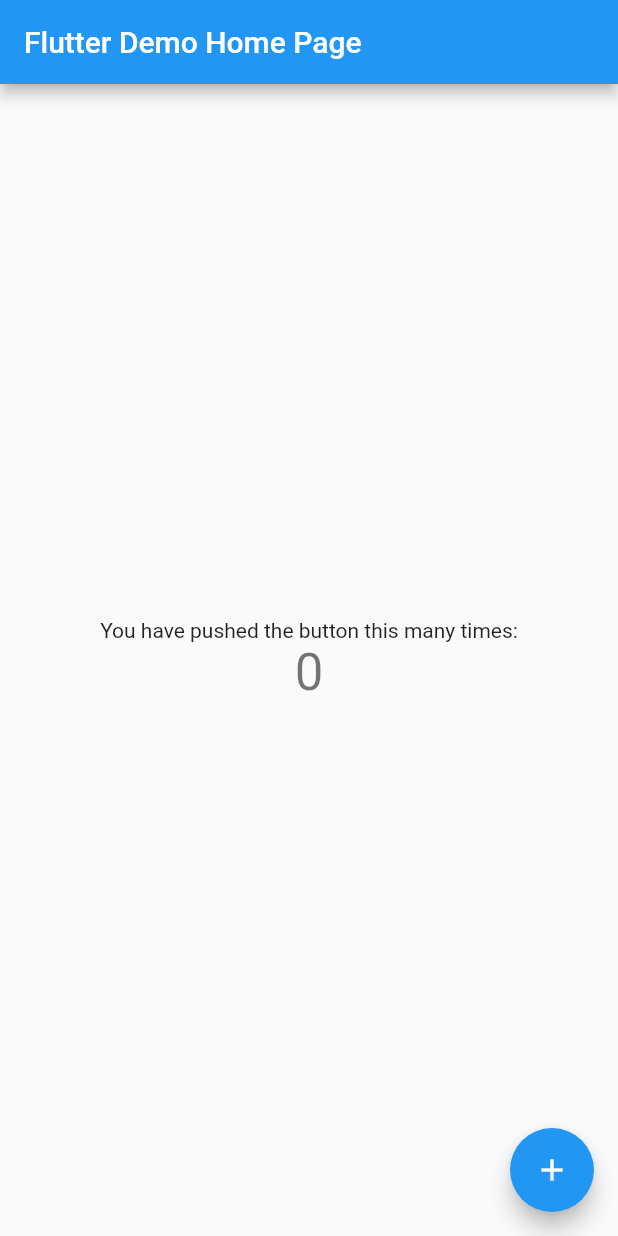
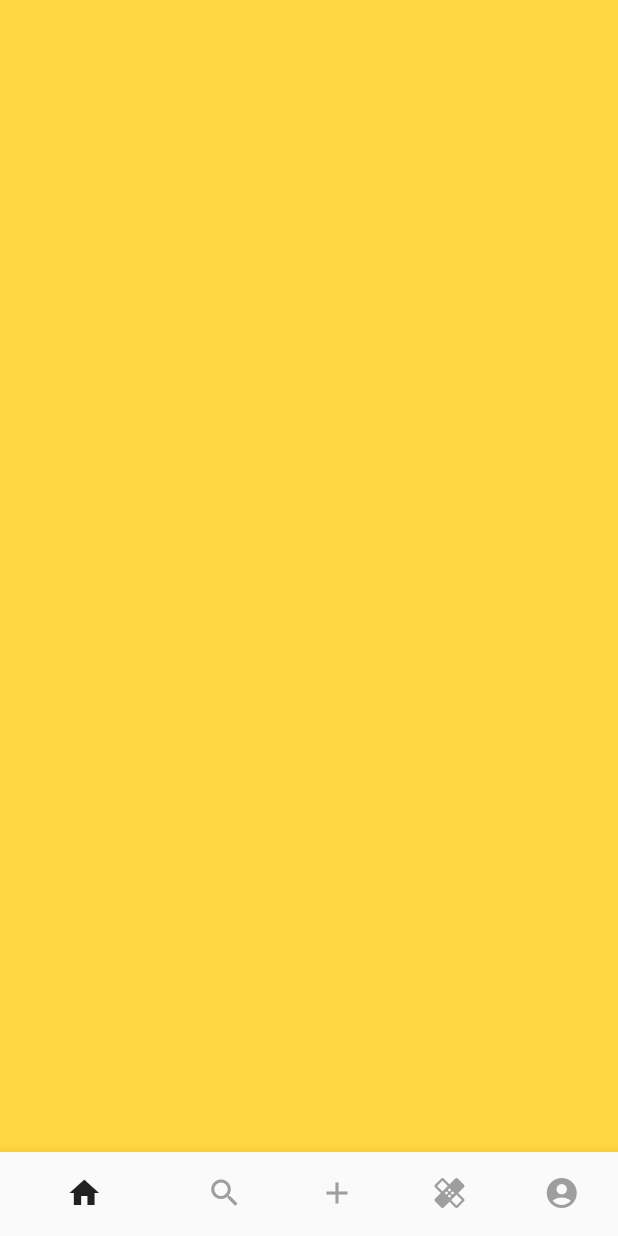
Before and after one commit to ssorrychoi/instagram-clone-coding, a Flutter app: the screen it shows after launch, on a phone screen of 412 x 824 dp. Run offline on Flutter 3.47's test engine with Material 2 defaults, Android fonts, the phone set to English and light mode, and no system bars.

Commit message:
update section5.Layout

```diff
--- /dev/null
+++ b/lib/home_page.dart
@@ -0,0 +1,50 @@
+import 'package:flutter/material.dart';
+
+class HomePage extends StatefulWidget {
+  HomePage({Key key}) : super(key: key);
+
+  @override
+  _HomePageState createState() => _HomePageState();
+}
+
+class _HomePageState extends State<HomePage> {
+  List<BottomNavigationBarItem> btmNavItems = [
+    BottomNavigationBarItem(icon: Icon(Icons.home), label: ''),
+    BottomNavigationBarItem(icon: Icon(Icons.search), label: ''),
+    BottomNavigationBarItem(icon: Icon(Icons.add), label: ''),
+    BottomNavigationBarItem(icon: Icon(Icons.healing), label: ''),
+    BottomNavigationBarItem(icon: Icon(Icons.account_circle), label: ''),
+  ];
+
+  int _selectedIndex = 0;
+
+  List<Widget> _screens = [
+    Container(color: Colors.amberAccent),
+    Container(color: Colors.blueAccent),
+    Container(color: Colors.greenAccent),
+    Container(color: Colors.deepOrangeAccent),
+    Container(color: Colors.deepPurpleAccent),
+  ];
+
+  @override
+  Widget build(BuildContext context) {
+    return Scaffold(
+      body: _screens[_selectedIndex],
+      bottomNavigationBar: BottomNavigationBar(
+        items: btmNavItems,
+        showSelectedLabels: false,
+        showUnselectedLabels: false,
+        unselectedItemColor: Colors.grey,
+        selectedItemColor: Colors.black87,
+        currentIndex: _selectedIndex,
+        onTap: _onBtnItemClick,
+      ),
+    );
+  }
+
+  void _onBtnItemClick(int value) {
+    setState(() {
+      _selectedIndex = value;
+    });
+  }
+}
--- a/lib/main.dart
+++ b/lib/main.dart
@@ -1,4 +1,5 @@
 import 'package:flutter/material.dart';
+import 'package:insta_clone_coding/home_page.dart';
 
 void main() {
   runApp(MyApp());
@@ -13,54 +14,7 @@ class MyApp extends StatelessWidget {
         primarySwatch: Colors.blue,
         visualDensity: VisualDensity.adaptivePlatformDensity,
       ),
-      home: MyHomePage(title: 'Flutter Demo Home Page'),
+      home: HomePage(),
     );
   }
 }
-
-class MyHomePage extends StatefulWidget {
-  MyHomePage({Key key, this.title}) : super(key: key);
-
-  final String title;
-
-  @override
-  _MyHomePageState createState() => _MyHomePageState();
-}
-
-class _MyHomePageState extends State<MyHomePage> {
-  int _counter = 0;
-
-  void _incrementCounter() {
-    setState(() {
-      _counter++;
-    });
-  }
-
-  @override
-  Widget build(BuildContext context) {
-    return Scaffold(
-      appBar: AppBar(
-        title: Text(widget.title),
-      ),
-      body: Center(
-        child: Column(
-          mainAxisAlignment: MainAxisAlignment.center,
-          children: <Widget>[
-            Text(
-              'You have pushed the button this many times:',
-            ),
-            Text(
-              '$_counter',
-              style: Theme.of(context).textTheme.headline4,
-            ),
-          ],
-        ),
-      ),
-      floatingActionButton: FloatingActionButton(
-        onPressed: _incrementCounter,
-        tooltip: 'Increment',
-        child: Icon(Icons.add),
-      ), //
-    );
-  }
-}
```
Also changed, not shown: 256 other files.
